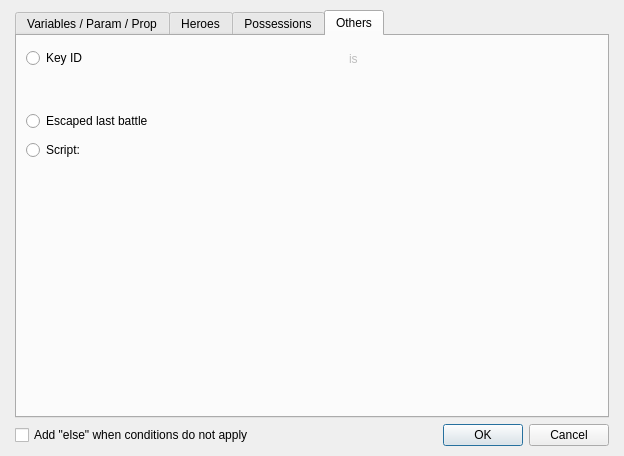
This is Editor/Dialogs/Commands/dialogcommandconditions.ui in RPG-Paper-Maker/RPG-Paper-Maker as Qt 5 draws it before an edit. The edited form follows.
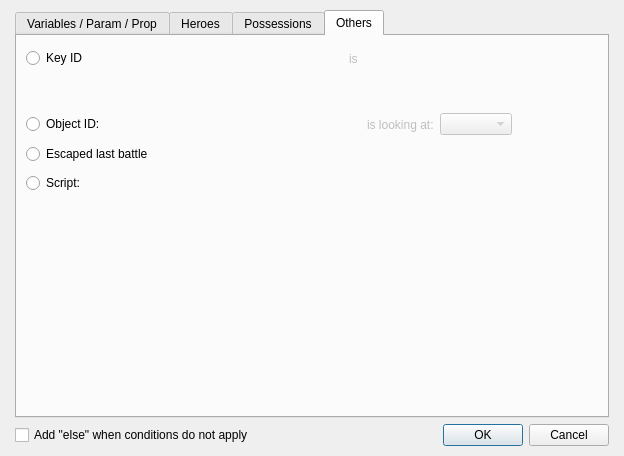
This is the edited form. The open tabs and pages were chosen to show the change. Custom widgets are drawn as their Qt base class.

Commit message: Command conditions: direction object

```diff
--- a/Editor/Dialogs/Commands/dialogcommandconditions.ui
+++ b/Editor/Dialogs/Commands/dialogcommandconditions.ui
@@ -1157,7 +1157,7 @@
         </attribute>
         <layout class="QGridLayout" name="gridLayout_6">
          <item row="0" column="0">
-          <layout class="QVBoxLayout" name="verticalLayout_7" stretch="0,0,0,0,1">
+          <layout class="QVBoxLayout" name="verticalLayout_7" stretch="0,0,0,0,0,1">
            <item>
             <layout class="QHBoxLayout" name="horizontalLayout_23" stretch="0,0,0,1">
              <item>
@@ -1260,6 +1260,66 @@
              </item>
             </layout>
            </item>
+           <item>
+            <layout class="QHBoxLayout" name="horizontalLayout_27" stretch="0,0,0,0,1">
+             <item>
+              <widget class="QRadioButton" name="radioButtonObjectIDLookingAt">
+               <property name="text">
+                <string>Object ID:</string>
+               </property>
+              </widget>
+             </item>
+             <item>
+              <widget class="PanelPrimitiveValue" name="panelPrimitiveObjectID" native="true">
+               <property name="enabled">
+                <bool>false</bool>
+               </property>
+               <property name="minimumSize">
+                <size>
+                 <width>250</width>
+                 <height>27</height>
+                </size>
+               </property>
+               <property name="maximumSize">
+                <size>
+                 <width>250</width>
+                 <height>27</height>
+                </size>
+               </property>
+              </widget>
+             </item>
+             <item>
+              <widget class="QLabel" name="labelIsLookingAt">
+               <property name="enabled">
+                <bool>false</bool>
+               </property>
+               <property name="text">
+                <string>is looking at:</string>
+               </property>
+              </widget>
+             </item>
+             <item>
+              <widget class="QComboBox" name="comboBoxObjectLookingAt">
+               <property name="enabled">
+                <bool>false</bool>
+               </property>
+              </widget>
+             </item>
+             <item>
+              <spacer name="horizontalSpacer_31">
+               <property name="orientation">
+                <enum>Qt::Horizontal</enum>
+               </property>
+               <property name="sizeHint" stdset="0">
+                <size>
+                 <width>40</width>
+                 <height>20</height>
+                </size>
+               </property>
+              </spacer>
+             </item>
+            </layout>
+           </item>
            <item>
             <layout class="QHBoxLayout" name="horizontalLayout_26" stretch="0,1">
              <item>
```
The commit also changes 16 other files.
